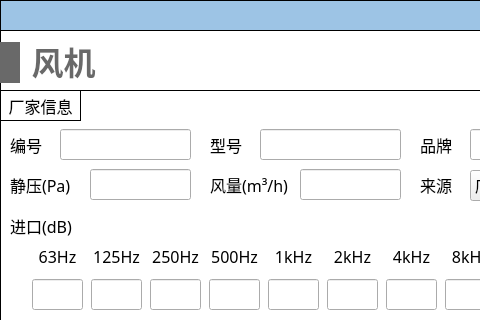
Qt form NoiseCalSoft/inputDialog/dialog_fan.ui (haobana/NoiCal) before a commit; both pictures show x 0 to 480 and y 0 to 320 of the 611 by 481 pixel window.
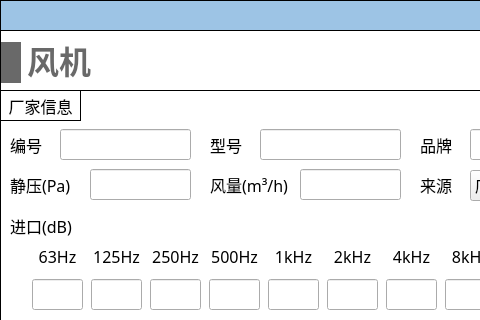
The same form after that commit. Icons and pictures are not drawn.

```diff
--- a/NoiseCalSoft/inputDialog/dialog_fan.ui
+++ b/NoiseCalSoft/inputDialog/dialog_fan.ui
@@ -1495,43 +1495,15 @@
      </property>
     </widget>
    </widget>
-   <widget class="QWidget" name="layoutWidget_2">
-    <property name="geometry">
-     <rect>
-      <x>0</x>
-      <y>10</y>
-      <width>101</width>
-      <height>45</height>
-     </rect>
-    </property>
-    <layout class="QHBoxLayout" name="horizontalLayout_15">
-     <item>
-      <widget class="QLabel" name="label_13">
-       <property name="minimumSize">
-        <size>
-         <width>20</width>
-         <height>41</height>
-        </size>
-       </property>
-       <property name="maximumSize">
-        <size>
-         <width>20</width>
-         <height>41</height>
-        </size>
-       </property>
-       <property name="styleSheet">
-        <string notr="true">QLabel { 
-border: none; 
-background-color : rgb(105, 105, 105);
-}</string>
-       </property>
-       <property name="text">
-        <string/>
-       </property>
-      </widget>
-     </item>
-     <item>
       <widget class="QLabel" name="label_15">
+    <property name="geometry">
+     <rect>
+      <x>27</x>
+      <y>11</y>
+      <width>64</width>
+      <height>43</height>
+     </rect>
+    </property>
        <property name="font">
         <font>
          <family>Microsoft YaHei</family>
@@ -1552,8 +1524,36 @@
         <set>Qt::AlignBottom|Qt::AlignHCenter</set>
        </property>
       </widget>
-     </item>
-    </layout>
+   <widget class="QLabel" name="label_13">
+    <property name="geometry">
+     <rect>
+      <x>1</x>
+      <y>12</y>
+      <width>20</width>
+      <height>41</height>
+     </rect>
+    </property>
+    <property name="minimumSize">
+     <size>
+      <width>20</width>
+      <height>41</height>
+     </size>
+    </property>
+    <property name="maximumSize">
+     <size>
+      <width>20</width>
+      <height>41</height>
+     </size>
+    </property>
+    <property name="styleSheet">
+     <string notr="true">QLabel { 
+border: none; 
+background-color : rgb(105, 105, 105);
+}</string>
+    </property>
+    <property name="text">
+     <string/>
+    </property>
    </widget>
   </widget>
  </widget>
```
Lines whose indentation alone changed are shown as unchanged.
